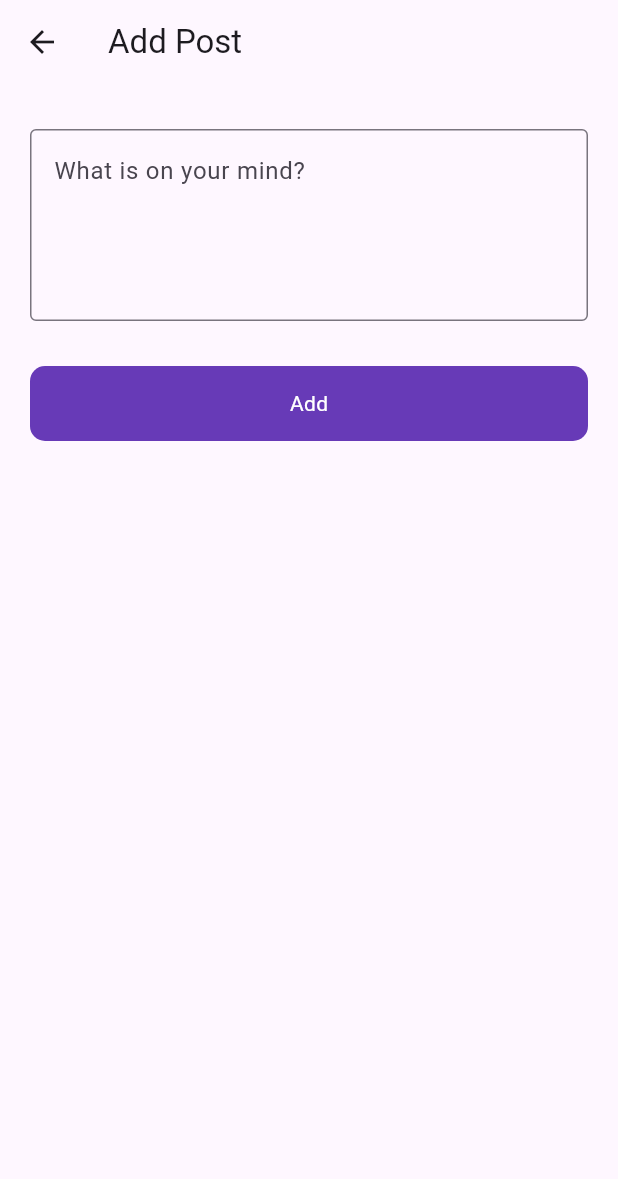
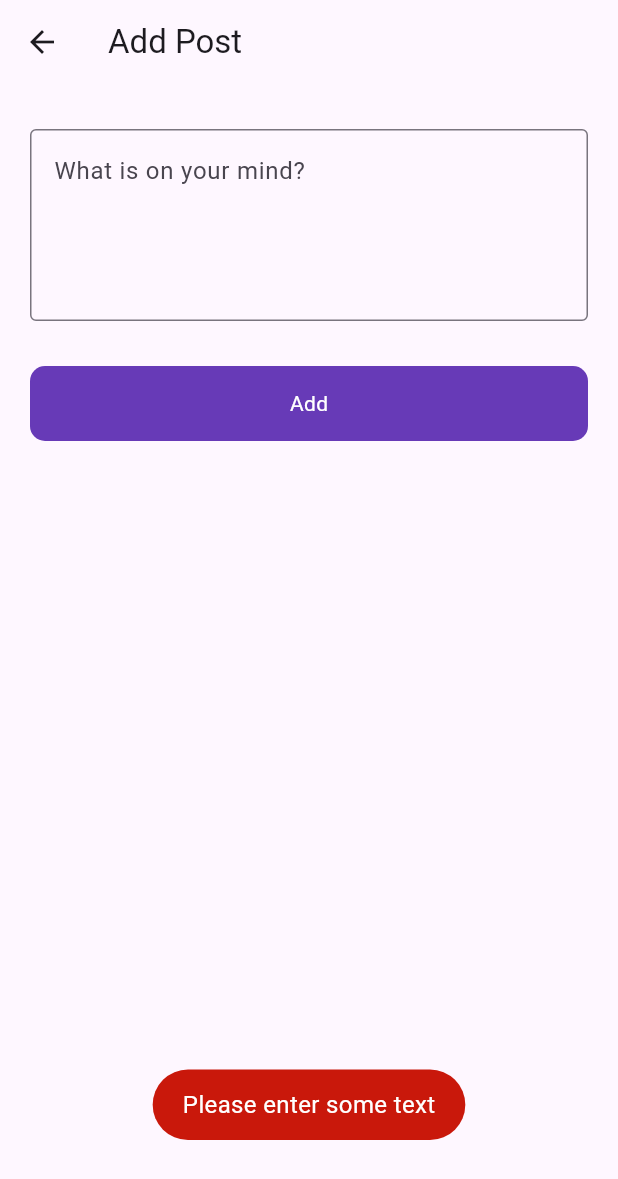
Before and after one commit to Qasim-afzaal/Flutter_RealTime_DB_Firebase, a Flutter app: the AddPostScreen screen opened directly, after a tap on "Add", on a phone screen of 412 x 824 dp. Shown: the top 1179 px of the screen. Run offline on Flutter 3.47's test engine with Material 3 defaults, Android fonts, the phone set to English and light mode, and no system bars; our stand-ins replace cloud_firestore, firebase_auth, firebase_core, firebase_database, firebase_storage, fluttertoast and 1 more; accounts and stored records are empty.

Commit message:
Remove instance and call function

```diff
--- a/lib/ui/firebase_database/add_posts.dart
+++ b/lib/ui/firebase_database/add_posts.dart
@@ -23,7 +23,7 @@ class _AddPostScreenState extends State<AddPostScreen> {
 
   Future<void> addPost() async {
     if (postController.text.trim().isEmpty) {
-      Utils().toastMessage('Please enter some text');
+      Utils.showToast('Please enter some text');
       return;
     }
 
@@ -37,10 +37,10 @@ class _AddPostScreenState extends State<AddPostScreen> {
         'title': postController.text.trim(),
         'id': id,
       });
-      Utils().toastMessage('Post added');
+      Utils.showToast('Post added');
       postController.clear();
     } catch (error) {
-      Utils().toastMessage(error.toString());
+      Utils.showToast(error.toString());
     } finally {
       setState(() {
         loading = false;
```
